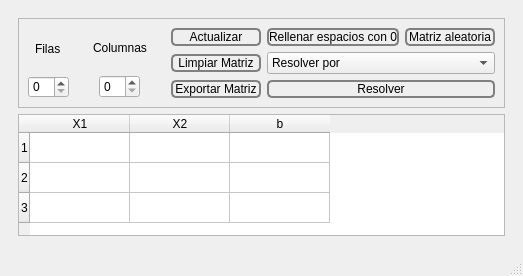
Before: the Qt Designer form views/QtFiles/main_window.ui in littlesaturnalien/Matriz_Escalonada, drawn with Qt 5.
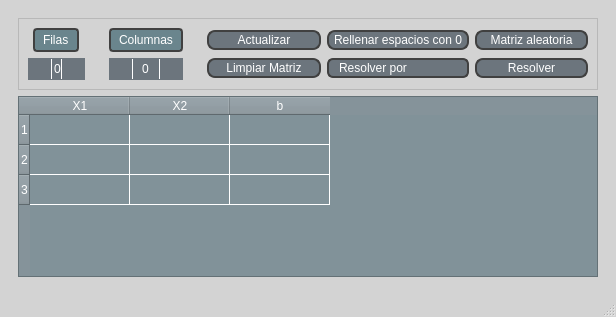
After: the same form once the commit is applied. Icons and pictures are not drawn.

Commit message: Interfaz avanzada. Se puede visualizar una matriz y su solucion

Patch:
```diff
--- a/views/QtFiles/main_window.ui
+++ b/views/QtFiles/main_window.ui
@@ -6,18 +6,128 @@
    <rect>
     <x>0</x>
     <y>0</y>
-    <width>523</width>
-    <height>276</height>
+    <width>616</width>
+    <height>317</height>
    </rect>
   </property>
   <property name="windowTitle">
    <string>Calculadora de matrices</string>
   </property>
+  <property name="styleSheet">
+   <string notr="true">#MainWindow{
+background-color: #d3d3d3;
+
+}
+
+#MainWindow QPushButton{
+border: 2px solid #404040;
+border-radius: 8px;
+padding: 1px 5px;
+color: #fff;
+background-color: #6c757d;
+font: 700 9pt &quot;Calibri&quot;;
+}
+
+#MainWindow QPushButton:hover{
+background-color: #5c636a;
+}
+#MainWindow QPushButton:pressed {
+    border: 4px solid #c0c4c8 
+}
+
+QSpinBox{
+color: white;
+background-color: #6c757d;
+}
+QSpinBox:up-button{
+image:url(:/icon/Images/arrow_upwards.png);
+border-left:0.5px solid #fff;
+subcontrol-position:right;
+width: 20px;
+height: 20px;
+}
+QSpinBox:down-button{
+image:url(:/icon/Images/arrow_downwards.png);
+border-right:0.5px solid #fff;
+subcontrol-position:left;
+width:20px;
+height:20px
+}
+QSpinBox:up-button:hover{
+background-color: #5c636f;
+}
+QSpinBox:down-button:hover{
+background-color: #5c636f;
+}
+QLabel {
+    color: #fff;
+ background-color: #6a858d; 
+    border:2px solid #404040;        
+    border-radius: 4px;           
+    padding: 2.5px 5px;            
+font: 700 9pt &quot;Calibri&quot;;
+}
+QComboBox{
+font: 700 9pt &quot;Calibri&quot;;
+color: white;
+background-color: #6c757d;
+border: 1.5px solid #404040;
+border-radius: 6px;
+padding-left:10px
+}
+QComboBox::drop-down{
+border:0px;
+}
+QComboBox::down-arrow{
+image: url(:/icon/Images/arrow_downwards.png);
+width:20px;
+height: 20px;
+margin-right: 13px;
+}
+
+
+QComboBox QListView{
+font: 700 9pt &quot;Calibri&quot;;
+border: 1px solid rgba(0,0,0,10%);
+padding: 5px;
+background-color: #6c757d;
+color: white;
+outline: 0px;
+}
+QComboBox::hover{
+background-color: #5c636a;
+}
+
+QTableWidget{
+background-color: #819299; 
+gridline-color: #fff;  
+}
+
+QHeaderView{
+background-color: #85939a;
+color:white;
+font: 700 9pt &quot;Calibri&quot;;
+}
+
+QHeaderView::section {
+background-color: #85939a;
+}
+QTableCornerButton::section {
+background-color: #85939a;
+}
+QTableWidget::item::hover{
+background-color: #B6BEC2
+}
+</string>
+  </property>
   <widget class="QWidget" name="centralwidget">
+   <property name="styleSheet">
+    <string notr="true"/>
+   </property>
    <layout class="QVBoxLayout" name="centralwidget_layout" stretch="0">
     <item>
      <widget class="QWidget" name="table_widget" native="true">
-      <layout class="QVBoxLayout" name="verticalLayout_2" stretch="1,10">
+      <layout class="QVBoxLayout" name="verticalLayout_2" stretch="1,100">
        <item>
         <widget class="QFrame" name="table_buttons_frame">
          <property name="frameShape">
@@ -26,7 +136,7 @@
          <property name="frameShadow">
           <enum>QFrame::Shadow::Raised</enum>
          </property>
-         <layout class="QHBoxLayout" name="table_buttons_horizontal_layout" stretch="5,5,100">
+         <layout class="QHBoxLayout" name="table_buttons_horizontal_layout" stretch="15,15,80">
           <property name="leftMargin">
            <number>0</number>
           </property>
@@ -58,10 +168,7 @@
               <number>9</number>
              </property>
              <item alignment="Qt::AlignmentFlag::AlignHCenter">
-              <widget class="QLabel" name="label">
-               <property name="styleSheet">
-                <string notr="true">border: 0</string>
-               </property>
+              <widget class="QLabel" name="row_spinbox_label">
                <property name="text">
                 <string>Filas</string>
                </property>
@@ -72,6 +179,9 @@
                <property name="styleSheet">
                 <string notr="true">border-color: rgb(0, 0, 0);</string>
                </property>
+               <property name="alignment">
+                <set>Qt::AlignmentFlag::AlignCenter</set>
+               </property>
               </widget>
              </item>
             </layout>
@@ -92,15 +202,19 @@
              <property name="bottomMargin">
               <number>9</number>
              </property>
-             <item alignment="Qt::AlignmentFlag::AlignHCenter|Qt::AlignmentFlag::AlignVCenter">
+             <item alignment="Qt::AlignmentFlag::AlignHCenter">
               <widget class="QLabel" name="column_spinbox_label">
                <property name="text">
                 <string>Columnas</string>
                </property>
               </widget>
              </item>
-             <item alignment="Qt::AlignmentFlag::AlignHCenter">
-              <widget class="QSpinBox" name="column_spinbox"/>
+             <item>
+              <widget class="QSpinBox" name="column_spinbox">
+               <property name="alignment">
+                <set>Qt::AlignmentFlag::AlignCenter</set>
+               </property>
+              </widget>
              </item>
             </layout>
            </widget>
@@ -125,16 +239,7 @@
             <item row="0" column="1">
              <widget class="QPushButton" name="table_fill_0_button">
               <property name="styleSheet">
-               <string notr="true">QPushButton{
-border: 2px solid gray;
-border-radius: 5px
-}
-QPushButton::hover{
-background-color: #eee;
-}
-QPushButton::pressed{
-background-color: #aaa
-}</string>
+               <string notr="true"/>
               </property>
               <property name="text">
                <string>Rellenar espacios con 0</string>
@@ -144,95 +249,30 @@
             <item row="1" column="0">
              <widget class="QPushButton" name="table_clean_matrix_button">
               <property name="styleSheet">
-               <string notr="true">QPushButton{
-border: 2px solid gray;
-border-radius: 5px
-}
-QPushButton::hover{
-background-color: #eee;
-}
-QPushButton::pressed{
-background-color: #aaa;
-}</string>
+               <string notr="true"/>
               </property>
               <property name="text">
                <string>Limpiar Matriz</string>
               </property>
              </widget>
             </item>
-            <item row="0" column="2">
-             <widget class="QPushButton" name="table_random_matrix_button">
-              <property name="styleSheet">
-               <string notr="true">QPushButton{
-border: 2px solid gray;
-border-radius: 5px
-}
-QPushButton::hover{
-background-color: #eee;
-}
-QPushButton::pressed{
-background-color: #aaa
-}</string>
-              </property>
-              <property name="text">
-               <string>Matriz aleatoria</string>
-              </property>
-             </widget>
-            </item>
             <item row="0" column="0">
              <widget class="QPushButton" name="table_update_button">
               <property name="layoutDirection">
                <enum>Qt::LayoutDirection::LeftToRight</enum>
               </property>
               <property name="styleSheet">
-               <string notr="true">QPushButton{
-border: 2px solid gray;
-border-radius: 5px
-}
-QPushButton::hover{
-background-color: #eee;
-}
-QPushButton::pressed{
-background-color: #aaa
-}</string>
+               <string notr="true"/>
               </property>
               <property name="text">
                <string>Actualizar</string>
               </property>
              </widget>
             </item>
-            <item row="2" column="0">
-             <widget class="QPushButton" name="table_export_matrix_button">
-              <property name="styleSheet">
-               <string notr="true">QPushButton{
-border: 2px solid gray;
-border-radius: 5px
-}
-QPushButton::hover{
-background-color: #eee;
-}
-QPushButton::pressed{
-background-color: #aaa
-}</string>
-              </property>
-              <property name="text">
-               <string>Exportar Matriz</string>
-              </property>
-             </widget>
-            </item>
-            <item row="1" column="1" colspan="2">
+            <item row="1" column="1">
              <widget class="QComboBox" name="table_solution_matrix_combobox">
               <property name="styleSheet">
-               <string notr="true">QPushButton{
-border: 2px solid black;
-border-radius: 5px
-}
-QPushButton::hover{
-background-color: #eee;
-}
-QPushButton::pressed{
-background-color: #aaa
-}</string>
+               <string notr="true"/>
               </property>
               <item>
                <property name="text">
@@ -246,19 +286,20 @@
               </item>
              </widget>
             </item>
-            <item row="2" column="1" colspan="2">
+            <item row="0" column="2">
+             <widget class="QPushButton" name="table_random_matrix_button">
+              <property name="styleSheet">
+               <string notr="true"/>
+              </property>
+              <property name="text">
+               <string>Matriz aleatoria</string>
+              </property>
+             </widget>
+            </item>
+            <item row="1" column="2">
              <widget class="QPushButton" name="table_solve_matrix_button">
               <property name="styleSheet">
-               <string notr="true">QPushButton{
-border: 2px solid gray;
-border-radius: 5px;
-}
-QPushButton::hover{
-background-color: #eee;
-}
-QPushButton::pressed{
-background-color: #aaa
-}</string>
+               <string notr="true"/>
               </property>
               <property name="text">
                <string>Resolver</string>
@@ -272,6 +313,9 @@
        </item>
        <item>
         <widget class="QTableWidget" name="input_table">
+         <property name="styleSheet">
+          <string notr="true"/>
+         </property>
          <attribute name="verticalHeaderVisible">
           <bool>true</bool>
          </attribute>
@@ -293,6 +337,14 @@
            <string>b</string>
           </property>
          </column>
+         <item row="0" column="0">
+          <property name="text">
+           <string/>
+          </property>
+          <property name="flags">
+           <set>ItemIsSelectable|ItemIsEditable|ItemIsEnabled</set>
+          </property>
+         </item>
         </widget>
        </item>
       </layout>
```
Left out of the diff: 8 changed lines with no effect on the pictures. The commit also changes 13 other files.
